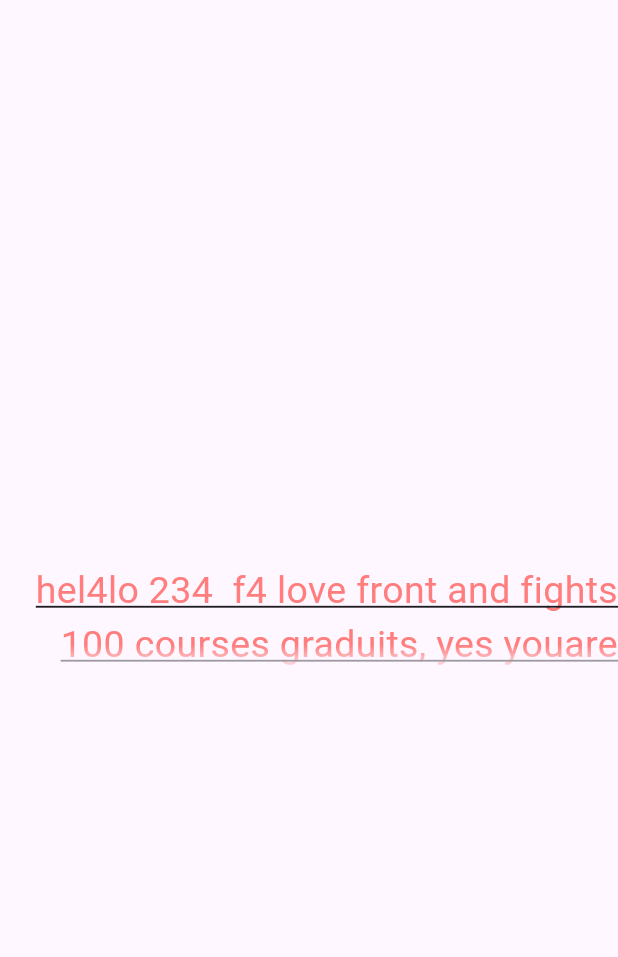
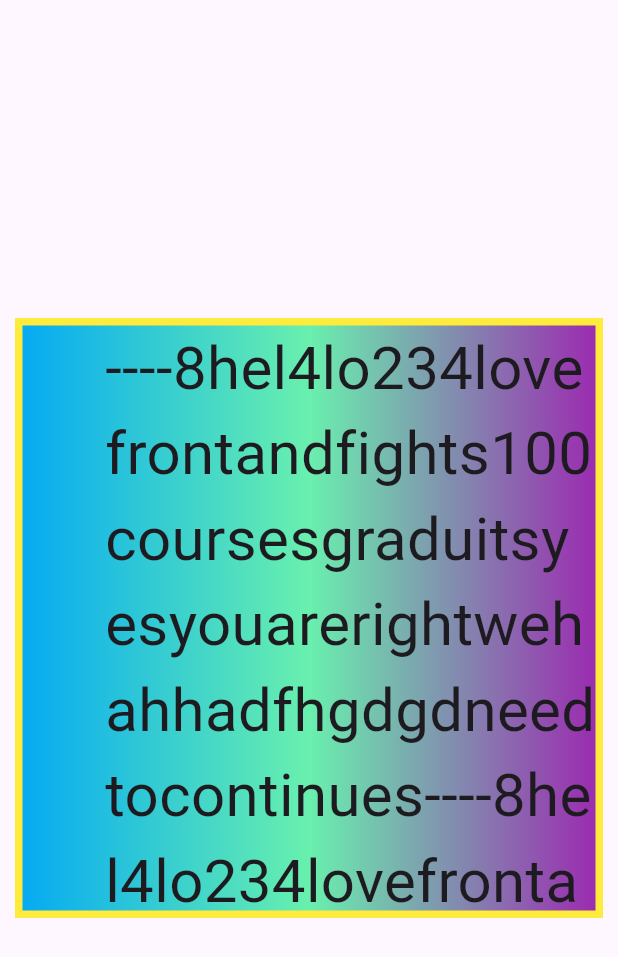
Before and after one commit to yong1500/jsp, a Flutter app: the screen it shows after launch, on a phone screen of 412 x 824 dp. Shown: the top 957 px of the screen. Run offline on Flutter 3.47's test engine with Material 3 defaults, Android fonts, the phone set to English and light mode, and no system bars.

Commit message:
container

```diff
--- a/hello/lib/main.dart
+++ b/hello/lib/main.dart
@@ -3,29 +3,35 @@ import 'package:flutter/material.dart';
 void main() => runApp(MyApp());
 
 
+// ignore: must_be_immutable
 class MyApp extends StatelessWidget{
-  String txtbody = 'hel4lo 234  f4 love front and fights 100 courses graduits, yes youare right, we hahha ,dfhg d,gd  need to continues';
   @override
   Widget build(BuildContext context) {
+    String txtbody = '----8hel4lo234lovefrontandfights100coursesgraduitsyesyouarerightwehahhadfhgdgdneedtocontinues';
+    Text ctntxt = Text( txtbody + txtbody + txtbody + txtbody, style: TextStyle(fontSize: 40)  );
+    BoxDecoration boxDecoration = BoxDecoration(
+      gradient: const LinearGradient(
+        colors: [Colors.lightBlue, Colors.greenAccent, Colors.purple]),
+      border: Border.all(width: 5, color: Colors.yellow)
+               );
+    Center center = Center(
+          child: Container(
+            alignment: Alignment.bottomLeft,
+            width: 500,
+            height: 400,
+            // color: Colors.lightBlue,
+            decoration: boxDecoration ,
+            padding: const EdgeInsets.fromLTRB(55.0, 00, 0, 0),
+            margin: const EdgeInsets.all(10),
+            child: ctntxt,
+          )
+
+        );
     return MaterialApp(
       title: 'welcome to flutter',
       home: Scaffold(
         // appBar: AppBar( title: Text('welcome again')),
-        body: Center(
-          child: Text(
-            txtbody + txtbody + txtbody + txtbody,
-            textAlign: TextAlign.end,
-            maxLines: 2,
-            overflow: TextOverflow.fade,
-            style: TextStyle(
-              fontSize: 25.0,
-              color: Color.fromARGB(255, 255, 125, 125),
-              decoration: TextDecoration.underline,
-              decorationStyle: TextDecorationStyle.solid,
-
-              )
-          )
-        )
+        body: center
       )
     );
   }
```
